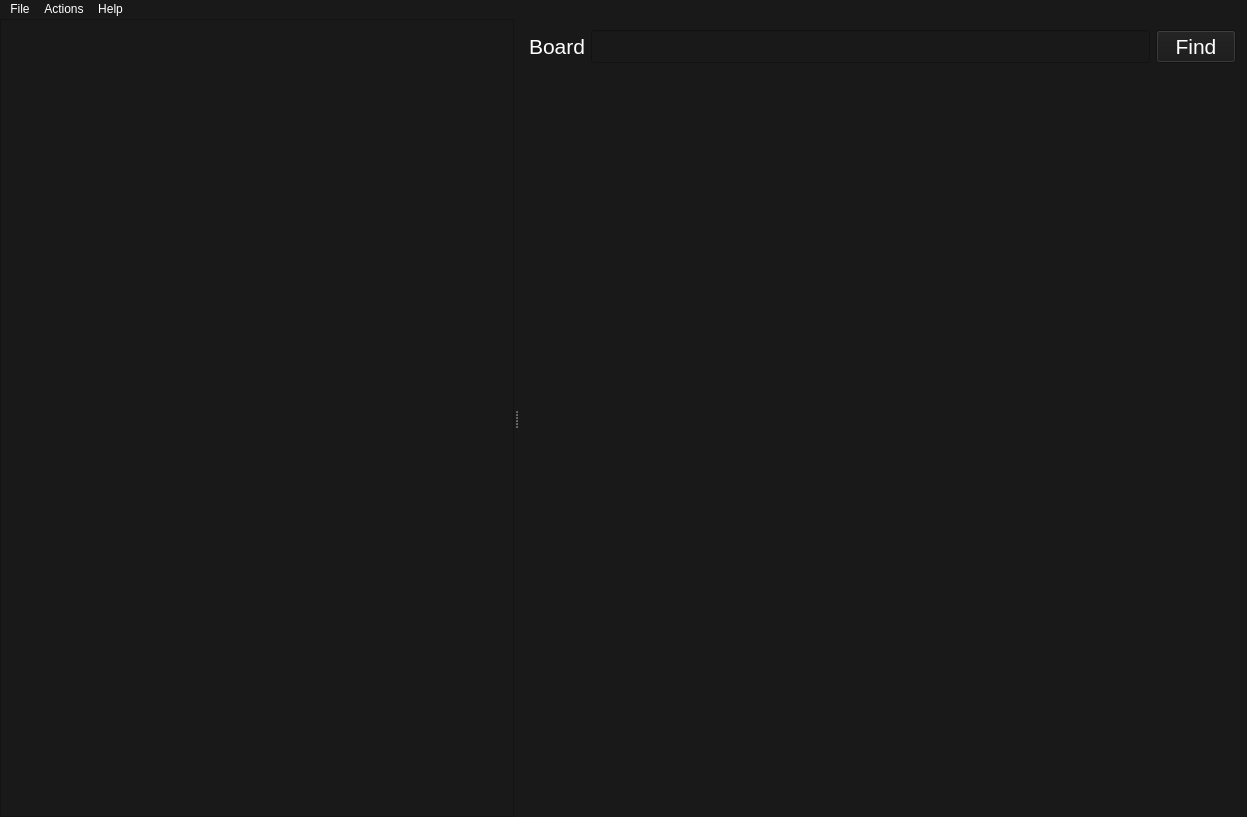
Above: mainwindow.ui from siavash119/qtchan before the change. Below: the same form after it.
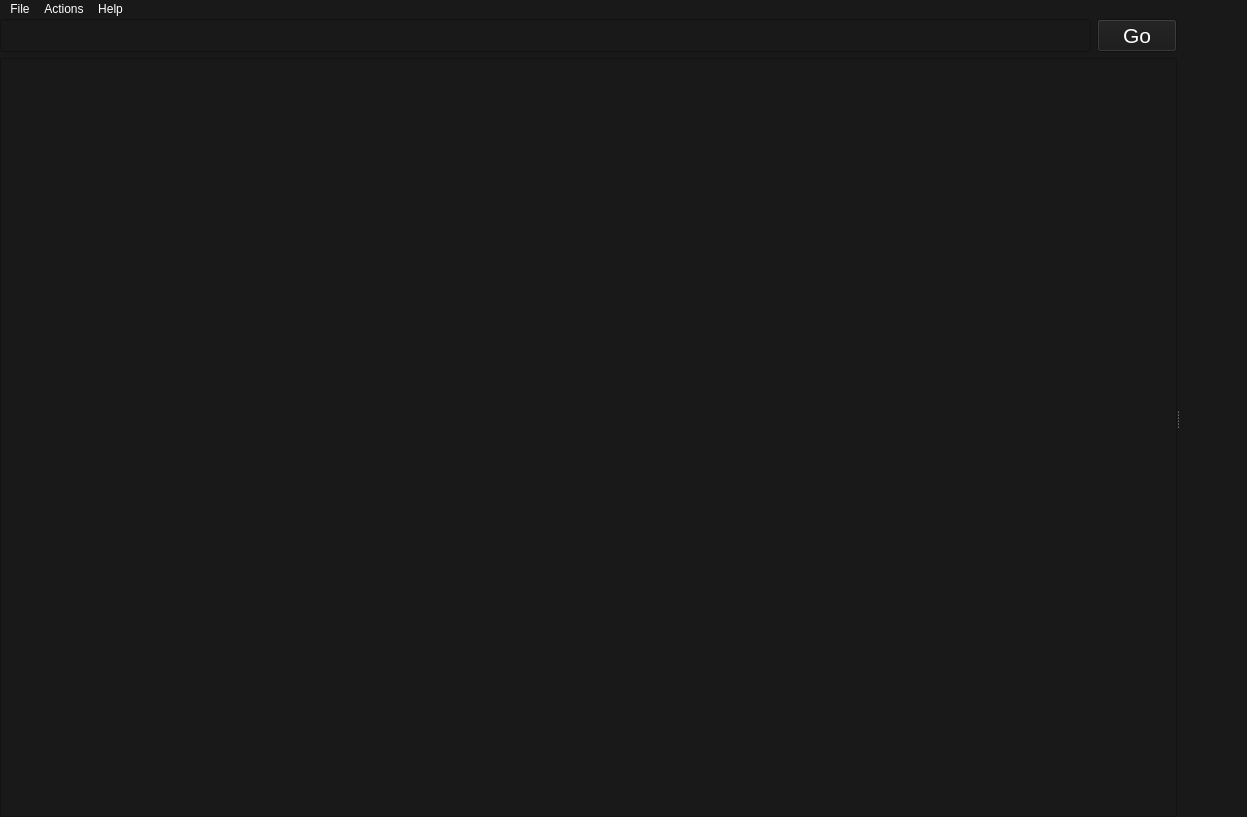
That is the form after the change.

Commit message: bring spacer in board/thread tabs back; put addressbar in tabview; auto-hide addressbar, searchbar, menubar and shortcuts

```diff
--- a/mainwindow.ui
+++ b/mainwindow.ui
@@ -262,9 +262,76 @@
       <property name="orientation">
        <enum>Qt::Horizontal</enum>
       </property>
+      <property name="handleWidth">
+       <number>2</number>
+      </property>
+      <widget class="QWidget" name="tst" native="true">
+       <layout class="QVBoxLayout" name="tstLayout">
+        <property name="leftMargin">
+         <number>0</number>
+        </property>
+        <property name="topMargin">
+         <number>0</number>
+        </property>
+        <property name="rightMargin">
+         <number>0</number>
+        </property>
+        <property name="bottomMargin">
+         <number>0</number>
+        </property>
+        <item>
+         <layout class="QHBoxLayout" name="horizontalLayout" stretch="0,0">
+          <property name="sizeConstraint">
+           <enum>QLayout::SetMaximumSize</enum>
+          </property>
+          <item>
+           <widget class="QLineEdit" name="lineEdit">
+            <property name="sizePolicy">
+             <sizepolicy hsizetype="Expanding" vsizetype="Maximum">
+              <horstretch>1</horstretch>
+              <verstretch>0</verstretch>
+             </sizepolicy>
+            </property>
+            <property name="minimumSize">
+             <size>
+              <width>0</width>
+              <height>0</height>
+             </size>
+            </property>
+            <property name="font">
+             <font>
+              <pointsize>16</pointsize>
+             </font>
+            </property>
+           </widget>
+          </item>
+          <item>
+           <widget class="QPushButton" name="pushButton">
+            <property name="enabled">
+             <bool>true</bool>
+            </property>
+            <property name="sizePolicy">
+             <sizepolicy hsizetype="Maximum" vsizetype="Maximum">
+              <horstretch>0</horstretch>
+              <verstretch>0</verstretch>
+             </sizepolicy>
+            </property>
+            <property name="font">
+             <font>
+              <pointsize>16</pointsize>
+             </font>
+            </property>
+            <property name="text">
+             <string>Go</string>
+            </property>
+           </widget>
+          </item>
+         </layout>
+        </item>
+        <item>
       <widget class="QTreeView" name="treeView">
        <property name="sizePolicy">
-        <sizepolicy hsizetype="Fixed" vsizetype="Expanding">
+           <sizepolicy hsizetype="Expanding" vsizetype="Expanding">
          <horstretch>0</horstretch>
          <verstretch>0</verstretch>
         </sizepolicy>
@@ -313,65 +380,13 @@
        <property name="allColumnsShowFocus">
         <bool>true</bool>
        </property>
-       <attribute name="headerVisible">
-        <bool>false</bool>
-       </attribute>
-      </widget>
-      <widget class="QWidget" name="layoutWidget">
-       <layout class="QVBoxLayout" name="verticalLayout" stretch="0,0">
-        <property name="spacing">
-         <number>6</number>
-        </property>
-        <property name="sizeConstraint">
-         <enum>QLayout::SetDefaultConstraint</enum>
-        </property>
-        <item>
-         <layout class="QHBoxLayout" name="horizontalLayout" stretch="0,0,0">
-          <property name="sizeConstraint">
-           <enum>QLayout::SetDefaultConstraint</enum>
-          </property>
-          <item>
-           <widget class="QLabel" name="label">
-            <property name="font">
-             <font>
-              <pointsize>16</pointsize>
-             </font>
-            </property>
-            <property name="text">
-             <string>Board</string>
-            </property>
-           </widget>
-          </item>
-          <item>
-           <widget class="QLineEdit" name="lineEdit">
-            <property name="sizePolicy">
-             <sizepolicy hsizetype="MinimumExpanding" vsizetype="Fixed">
-              <horstretch>1</horstretch>
-              <verstretch>0</verstretch>
-             </sizepolicy>
-            </property>
-            <property name="font">
-             <font>
-              <pointsize>16</pointsize>
-             </font>
-            </property>
-           </widget>
-          </item>
-          <item>
-           <widget class="QPushButton" name="pushButton">
-            <property name="font">
-             <font>
-              <pointsize>16</pointsize>
-             </font>
-            </property>
-            <property name="text">
-             <string>Find</string>
+          <property name="headerHidden">
+           <bool>true</bool>
             </property>
            </widget>
           </item>
          </layout>
-        </item>
-        <item>
+      </widget>
          <widget class="QScrollArea" name="scrollArea">
           <property name="sizePolicy">
            <sizepolicy hsizetype="Expanding" vsizetype="Expanding">
@@ -399,8 +414,8 @@
             <rect>
              <x>0</x>
              <y>0</y>
-             <width>714</width>
-             <height>755</height>
+          <width>68</width>
+          <height>798</height>
             </rect>
            </property>
            <property name="sizePolicy">
@@ -414,7 +429,7 @@
              <pointsize>16</pointsize>
             </font>
            </property>
-           <layout class="QVBoxLayout" name="verticalLayout_3">
+        <layout class="QVBoxLayout" name="verticalLayout_3" stretch="0">
             <property name="spacing">
              <number>0</number>
             </property>
@@ -435,16 +450,16 @@
             </property>
             <item>
              <widget class="QStackedWidget" name="stackedWidget">
-              <property name="lineWidth">
-               <number>0</number>
+           <property name="sizePolicy">
+            <sizepolicy hsizetype="Expanding" vsizetype="Expanding">
+             <horstretch>0</horstretch>
+             <verstretch>0</verstretch>
+            </sizepolicy>
               </property>
              </widget>
             </item>
            </layout>
           </widget>
-         </widget>
-        </item>
-       </layout>
       </widget>
      </widget>
     </item>
```
Left out of the diff: 14 changed lines with no effect on the pictures. Lines whose indentation alone changed are shown as unchanged. The commit also changes 13 other files.
